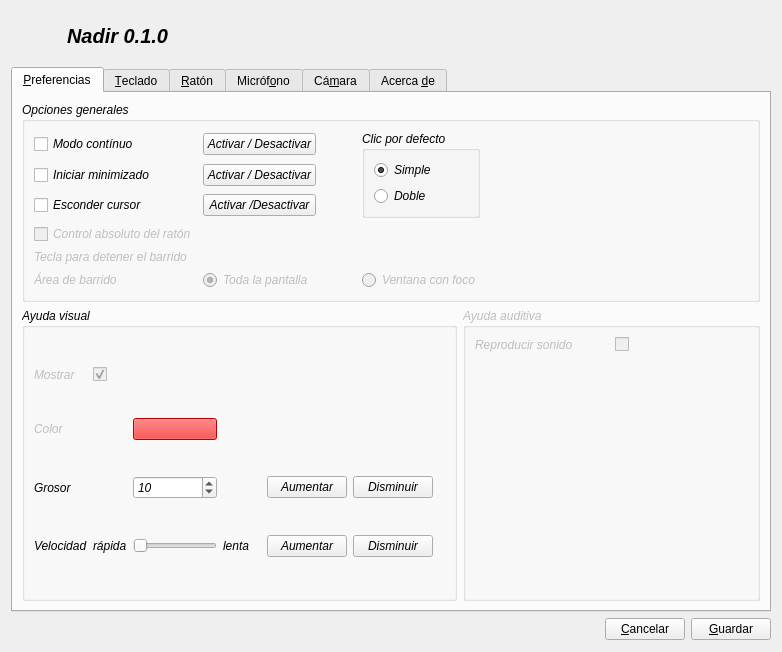
Qt form confWidget.ui (rfernandezfranco/nadir) before a commit.
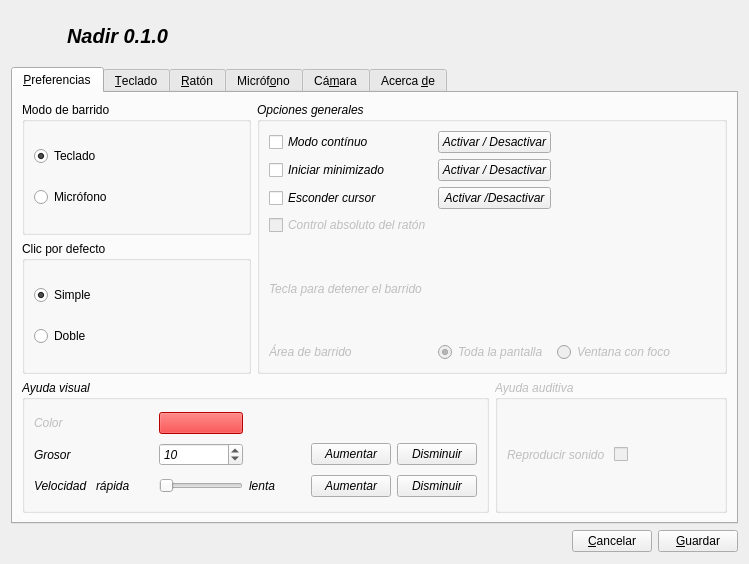
The same form after that commit. Icons and pictures are not drawn.

Commit message: Enabling Mic Mode

```diff
--- a/confWidget.ui
+++ b/confWidget.ui
@@ -5,8 +5,8 @@
    <rect>
     <x>0</x>
     <y>0</y>
-    <width>782</width>
-    <height>652</height>
+    <width>749</width>
+    <height>564</height>
    </rect>
   </property>
   <property name="windowTitle" >
@@ -130,7 +130,7 @@
         <normaloff>:/images/images/preferences.svg</normaloff>:/images/images/preferences.svg</iconset>
       </attribute>
       <layout class="QGridLayout" name="gridLayout" >
-       <item row="0" column="0" colspan="2" >
+       <item rowspan="2" row="0" column="1" colspan="2" >
         <widget class="QGroupBox" name="groupBox_3" >
          <property name="font" >
           <font>
@@ -141,7 +141,7 @@
           <string>Opciones generales</string>
          </property>
          <layout class="QGridLayout" name="gridLayout_9" >
-          <item row="6" column="4" >
+          <item row="6" column="3" >
            <spacer name="horizontalSpacer_3" >
             <property name="orientation" >
              <enum>Qt::Horizontal</enum>
@@ -187,7 +187,7 @@
             </property>
            </widget>
           </item>
-          <item row="6" column="3" >
+          <item row="6" column="2" >
            <widget class="QRadioButton" name="radioButton_2" >
             <property name="enabled" >
              <bool>false</bool>
@@ -241,32 +241,6 @@
             </property>
            </widget>
           </item>
-          <item rowspan="3" row="1" column="3" >
-           <widget class="QGroupBox" name="groupBox_4" >
-            <property name="title" >
-             <string>Clic por defecto</string>
-            </property>
-            <layout class="QVBoxLayout" name="verticalLayout" >
-             <item>
-              <widget class="QRadioButton" name="simpleClickBox" >
-               <property name="text" >
-                <string>Simple</string>
-               </property>
-               <property name="checked" >
-                <bool>true</bool>
-               </property>
-              </widget>
-             </item>
-             <item>
-              <widget class="QRadioButton" name="doubleClickBox" >
-               <property name="text" >
-                <string>Doble</string>
-               </property>
-              </widget>
-             </item>
-            </layout>
-           </widget>
-          </item>
           <item row="3" column="0" >
            <widget class="QCheckBox" name="hidePointerBox" >
             <property name="text" >
@@ -281,39 +255,10 @@
             </property>
            </widget>
           </item>
-          <item row="2" column="2" >
-           <spacer name="horizontalSpacer_13" >
-            <property name="orientation" >
-             <enum>Qt::Horizontal</enum>
-            </property>
-            <property name="sizeType" >
-             <enum>QSizePolicy::Fixed</enum>
-            </property>
-            <property name="sizeHint" stdset="0" >
-             <size>
-              <width>40</width>
-              <height>20</height>
-             </size>
-            </property>
-           </spacer>
-          </item>
-          <item row="2" column="4" >
-           <spacer name="horizontalSpacer_14" >
-            <property name="orientation" >
-             <enum>Qt::Horizontal</enum>
-            </property>
-            <property name="sizeHint" stdset="0" >
-             <size>
-              <width>40</width>
-              <height>20</height>
-             </size>
-            </property>
-           </spacer>
-          </item>
          </layout>
         </widget>
        </item>
-       <item row="1" column="0" >
+       <item row="2" column="0" colspan="2" >
         <widget class="QGroupBox" name="groupBox" >
          <property name="font" >
           <font>
@@ -325,29 +270,6 @@
          </property>
          <layout class="QGridLayout" name="gridLayout_7" >
           <item row="0" column="0" >
-           <widget class="QLabel" name="label_10" >
-            <property name="enabled" >
-             <bool>false</bool>
-            </property>
-            <property name="text" >
-             <string>Mostrar</string>
-            </property>
-           </widget>
-          </item>
-          <item row="0" column="1" colspan="9" >
-           <widget class="QCheckBox" name="showLineBox" >
-            <property name="enabled" >
-             <bool>false</bool>
-            </property>
-            <property name="text" >
-             <string/>
-            </property>
-            <property name="checked" >
-             <bool>true</bool>
-            </property>
-           </widget>
-          </item>
-          <item row="1" column="0" >
            <widget class="QLabel" name="label_11" >
             <property name="enabled" >
              <bool>false</bool>
@@ -357,28 +279,28 @@
             </property>
            </widget>
           </item>
-          <item row="2" column="0" >
+          <item row="1" column="0" >
            <widget class="QLabel" name="label_12" >
             <property name="text" >
              <string>Grosor</string>
             </property>
            </widget>
           </item>
-          <item row="3" column="0" >
+          <item row="2" column="0" >
            <widget class="QLabel" name="label_13" >
             <property name="text" >
              <string>Velocidad</string>
             </property>
            </widget>
           </item>
-          <item row="3" column="1" >
+          <item row="2" column="1" >
            <widget class="QLabel" name="label_15" >
             <property name="text" >
              <string>rápida</string>
             </property>
            </widget>
           </item>
-          <item row="3" column="2" >
+          <item row="2" column="2" >
            <widget class="QSlider" name="speedSlider" >
             <property name="sizePolicy" >
              <sizepolicy vsizetype="Fixed" hsizetype="Fixed" >
@@ -400,7 +322,7 @@
             </property>
            </widget>
           </item>
-          <item row="3" column="3" >
+          <item row="2" column="3" >
            <widget class="QLabel" name="label_17" >
             <property name="layoutDirection" >
              <enum>Qt::RightToLeft</enum>
@@ -410,21 +332,21 @@
             </property>
            </widget>
           </item>
-          <item row="2" column="7" >
+          <item row="1" column="5" >
            <widget class="QPushButton" name="thickDownButton" >
             <property name="text" >
              <string>Disminuir</string>
             </property>
            </widget>
           </item>
-          <item row="2" column="6" >
+          <item row="1" column="4" >
            <widget class="QPushButton" name="thickUpButton" >
             <property name="text" >
              <string>Aumentar</string>
             </property>
            </widget>
           </item>
-          <item row="2" column="2" >
+          <item row="1" column="2" >
            <widget class="QSpinBox" name="thickBox" >
             <property name="minimum" >
              <number>2</number>
@@ -440,21 +362,21 @@
             </property>
            </widget>
           </item>
-          <item row="3" column="7" >
+          <item row="2" column="5" >
            <widget class="QPushButton" name="speedDownButton" >
             <property name="text" >
              <string>Disminuir</string>
             </property>
            </widget>
           </item>
-          <item row="3" column="6" >
+          <item row="2" column="4" >
            <widget class="QPushButton" name="speedUpButton" >
             <property name="text" >
              <string>Aumentar</string>
             </property>
            </widget>
           </item>
-          <item row="1" column="2" >
+          <item row="0" column="2" >
            <widget class="QPushButton" name="colorButton" >
             <property name="styleSheet" >
              <string notr="true" >background-color: rgb(255, 0, 0);</string>
@@ -467,7 +389,7 @@
          </layout>
         </widget>
        </item>
-       <item row="1" column="1" >
+       <item row="2" column="2" >
         <widget class="QGroupBox" name="groupBox_2" >
          <property name="enabled" >
           <bool>false</bool>
@@ -495,18 +417,57 @@
             </property>
            </widget>
           </item>
-          <item row="1" column="0" >
-           <spacer name="verticalSpacer_3" >
-            <property name="orientation" >
-             <enum>Qt::Vertical</enum>
+         </layout>
+        </widget>
+       </item>
+       <item row="0" column="0" >
+        <widget class="QGroupBox" name="groupBox_5" >
+         <property name="title" >
+          <string>Modo de barrido</string>
+         </property>
+         <layout class="QVBoxLayout" name="verticalLayout_2" >
+          <item>
+           <widget class="QRadioButton" name="keyMode" >
+            <property name="text" >
+             <string>Teclado</string>
             </property>
-            <property name="sizeHint" stdset="0" >
-             <size>
-              <width>20</width>
-              <height>40</height>
-             </size>
+            <property name="checked" >
+             <bool>true</bool>
             </property>
-           </spacer>
+           </widget>
+          </item>
+          <item>
+           <widget class="QRadioButton" name="micMode" >
+            <property name="text" >
+             <string>Micrófono</string>
+            </property>
+           </widget>
+          </item>
+         </layout>
+        </widget>
+       </item>
+       <item row="1" column="0" >
+        <widget class="QGroupBox" name="groupBox_4" >
+         <property name="title" >
+          <string>Clic por defecto</string>
+         </property>
+         <layout class="QVBoxLayout" name="verticalLayout" >
+          <item>
+           <widget class="QRadioButton" name="simpleClickBox" >
+            <property name="text" >
+             <string>Simple</string>
+            </property>
+            <property name="checked" >
+             <bool>true</bool>
+            </property>
+           </widget>
+          </item>
+          <item>
+           <widget class="QRadioButton" name="doubleClickBox" >
+            <property name="text" >
+             <string>Doble</string>
+            </property>
+           </widget>
           </item>
          </layout>
         </widget>
```
The commit also changes 4 other files.
